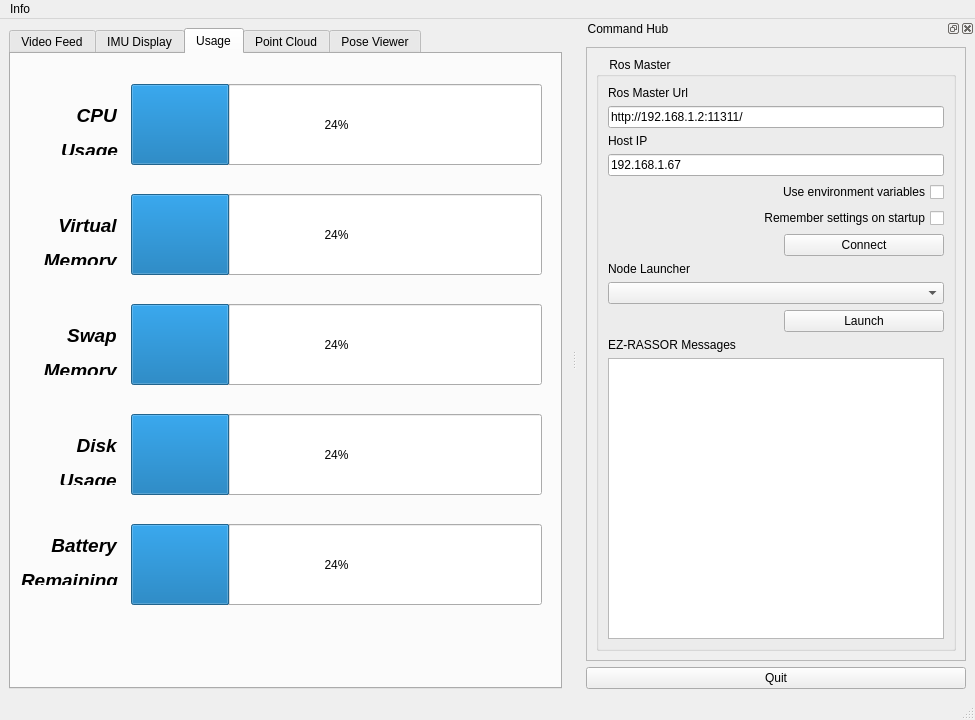
Before: the Qt Designer form packages/interfaces/ez_gui/ui/main_window.ui in FlaSpaceInst/EZ-RASSOR, drawn with Qt 5.
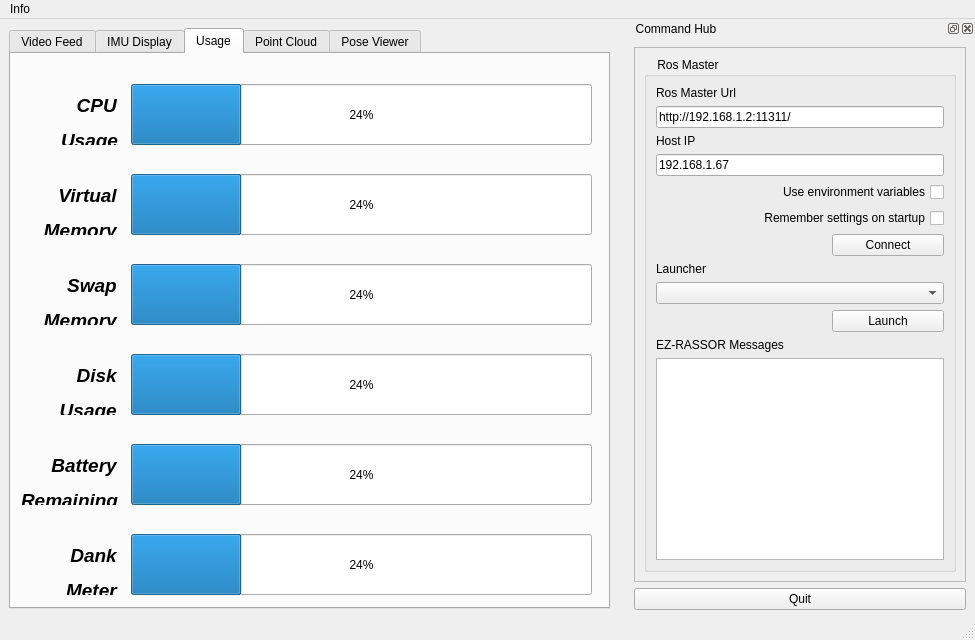
After: the same form once the commit is applied. The open tabs and pages were chosen to show the change. Icons and pictures are not drawn.

Diff of the .ui file:
```diff
--- a/packages/interfaces/ez_gui/ui/main_window.ui
+++ b/packages/interfaces/ez_gui/ui/main_window.ui
@@ -7,13 +7,19 @@
     <x>0</x>
     <y>0</y>
     <width>975</width>
-    <height>720</height>
+    <height>640</height>
    </rect>
   </property>
   <property name="minimumSize">
    <size>
-    <width>970</width>
-    <height>720</height>
+    <width>975</width>
+    <height>640</height>
+   </size>
+  </property>
+  <property name="maximumSize">
+   <size>
+    <width>975</width>
+    <height>640</height>
    </size>
   </property>
   <property name="windowTitle">
@@ -36,6 +42,12 @@
         <height>0</height>
        </size>
       </property>
+      <property name="maximumSize">
+       <size>
+        <width>16777215</width>
+        <height>600</height>
+       </size>
+      </property>
       <property name="locale">
        <locale language="English" country="Australia"/>
       </property>
@@ -190,8 +202,8 @@
          <rect>
           <x>120</x>
           <y>30</y>
-          <width>411</width>
-          <height>81</height>
+          <width>461</width>
+          <height>61</height>
          </rect>
         </property>
         <property name="value">
@@ -202,9 +214,9 @@
         <property name="geometry">
          <rect>
           <x>120</x>
-          <y>140</y>
-          <width>411</width>
-          <height>81</height>
+          <y>120</y>
+          <width>461</width>
+          <height>61</height>
          </rect>
         </property>
         <property name="value">
@@ -215,9 +227,9 @@
         <property name="geometry">
          <rect>
           <x>120</x>
-          <y>250</y>
-          <width>411</width>
-          <height>81</height>
+          <y>210</y>
+          <width>461</width>
+          <height>61</height>
          </rect>
         </property>
         <property name="value">
@@ -228,9 +240,9 @@
         <property name="geometry">
          <rect>
           <x>120</x>
-          <y>360</y>
-          <width>411</width>
-          <height>81</height>
+          <y>300</y>
+          <width>461</width>
+          <height>61</height>
          </rect>
         </property>
         <property name="value">
@@ -241,7 +253,7 @@
         <property name="geometry">
          <rect>
           <x>50</x>
-          <y>50</y>
+          <y>40</y>
           <width>61</width>
           <height>51</height>
          </rect>
@@ -254,7 +266,7 @@
         <property name="geometry">
          <rect>
           <x>30</x>
-          <y>160</y>
+          <y>130</y>
           <width>81</width>
           <height>51</height>
          </rect>
@@ -267,9 +279,9 @@
         <property name="geometry">
          <rect>
           <x>120</x>
-          <y>470</y>
-          <width>411</width>
-          <height>81</height>
+          <y>390</y>
+          <width>461</width>
+          <height>61</height>
          </rect>
         </property>
         <property name="value">
@@ -280,7 +292,7 @@
         <property name="geometry">
          <rect>
           <x>30</x>
-          <y>270</y>
+          <y>220</y>
           <width>81</width>
           <height>51</height>
          </rect>
@@ -293,7 +305,7 @@
         <property name="geometry">
          <rect>
           <x>30</x>
-          <y>380</y>
+          <y>310</y>
           <width>81</width>
           <height>51</height>
          </rect>
@@ -306,7 +318,7 @@
         <property name="geometry">
          <rect>
           <x>10</x>
-          <y>480</y>
+          <y>400</y>
           <width>101</width>
           <height>51</height>
          </rect>
@@ -315,6 +327,32 @@
          <string>&lt;html&gt;&lt;head/&gt;&lt;body&gt;&lt;p align=&quot;right&quot;&gt;&lt;span style=&quot; font-size:14pt; font-weight:600; font-style:italic;&quot;&gt;Battery &lt;/span&gt;&lt;/p&gt;&lt;p align=&quot;right&quot;&gt;&lt;span style=&quot; font-size:14pt; font-weight:600; font-style:italic;&quot;&gt;Remaining &lt;/span&gt;&lt;/p&gt;&lt;/body&gt;&lt;/html&gt;</string>
         </property>
        </widget>
+       <widget class="QProgressBar" name="batBar_2">
+        <property name="geometry">
+         <rect>
+          <x>120</x>
+          <y>480</y>
+          <width>461</width>
+          <height>61</height>
+         </rect>
+        </property>
+        <property name="value">
+         <number>24</number>
+        </property>
+       </widget>
+       <widget class="QLabel" name="label_13">
+        <property name="geometry">
+         <rect>
+          <x>10</x>
+          <y>490</y>
+          <width>101</width>
+          <height>51</height>
+         </rect>
+        </property>
+        <property name="text">
+         <string>&lt;html&gt;&lt;head/&gt;&lt;body&gt;&lt;p align=&quot;right&quot;&gt;&lt;span style=&quot; font-size:14pt; font-weight:600; font-style:italic;&quot;&gt;Dank &lt;/span&gt;&lt;/p&gt;&lt;p align=&quot;right&quot;&gt;&lt;span style=&quot; font-size:14pt; font-weight:600; font-style:italic;&quot;&gt;Meter &lt;/span&gt;&lt;/p&gt;&lt;/body&gt;&lt;/html&gt;</string>
+        </property>
+       </widget>
       </widget>
       <widget class="QWidget" name="tab_pc">
        <attribute name="title">
@@ -382,8 +420,14 @@
    </property>
    <property name="minimumSize">
     <size>
-     <width>398</width>
-     <height>516</height>
+     <width>350</width>
+     <height>600</height>
+    </size>
+   </property>
+   <property name="maximumSize">
+    <size>
+     <width>350</width>
+     <height>600</height>
     </size>
    </property>
    <property name="allowedAreas">
@@ -516,7 +560,7 @@
               <enum>QFrame::Raised</enum>
              </property>
              <property name="text">
-              <string>Node Launcher</string>
+              <string>Launcher</string>
              </property>
             </widget>
            </item>
```
Left out of the diff: 46 changed lines with no effect on the pictures.
